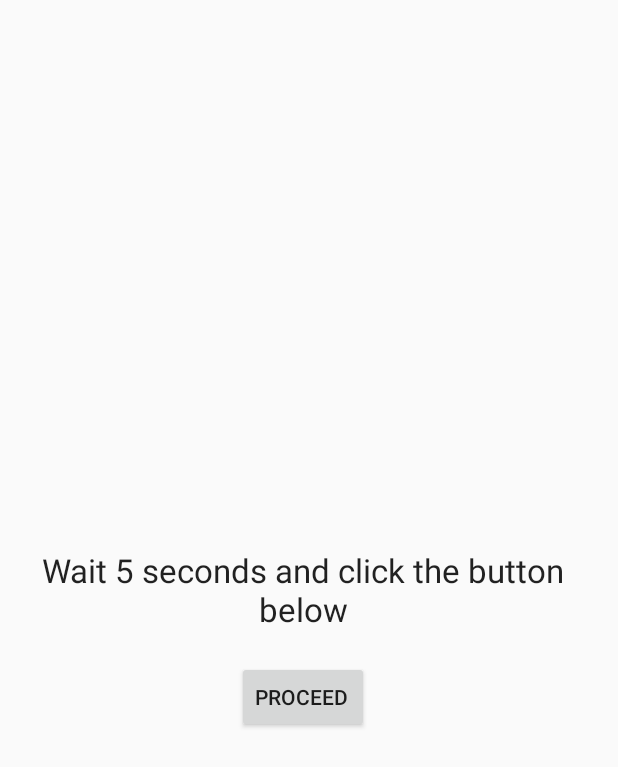
After one commit to fahadkh/GambleFitness, an Android app: the layout activity_reveal_interim.xml on its own in the app's theme, with its tools: preview values and no code run, on a phone screen of 412 x 824 dp. The commit adds this screen. Shown: the top 767 px of the screen. Run offline under Robolectric (Android 15) with nearby library versions, the phone set to English and light mode, and no system bars.

Commit message:
Bunch of Navigation Fixes
using buttons now

```diff
--- a/mobile/build.gradle
+++ b/mobile/build.gradle
@@ -33,6 +33,6 @@ dependencies {
     compile 'com.android.support:design:25.2.0'
     compile 'com.google.firebase:firebase-appindexing:10.2.0'
     compile 'com.android.support:multidex:1.0.1'
-    compile 'com.android.support.constraint:constraint-layout:+'
+    compile 'com.android.support.constraint:constraint-layout:1.0.1'
     testCompile 'junit:junit:4.12'
 }
--- a/mobile/src/main/AndroidManifest.xml
+++ b/mobile/src/main/AndroidManifest.xml
@@ -54,6 +54,7 @@
         <activity android:name=".ControlUser" />
         <activity android:name=".MainActivityControl" />
         <activity android:name=".RevealControl" />
+        <activity android:name=".RevealInterim"></activity>
     </application>
 
 </manifest>
--- /dev/null
+++ b/mobile/src/main/res/layout/activity_reveal_interim.xml
@@ -0,0 +1,29 @@
+<?xml version="1.0" encoding="utf-8"?>
+<LinearLayout
+    xmlns:android="http://schemas.android.com/apk/res/android"
+    xmlns:tools="http://schemas.android.com/tools"
+    android:layout_width="match_parent"
+    android:layout_height="match_parent"
+    android:layout_marginRight="8dp"
+    android:gravity="center"
+    android:orientation="vertical">
+
+    <TextView
+        android:id="@+id/txtProgress"
+        android:layout_width="wrap_content"
+        android:layout_height="wrap_content"
+        android:layout_centerInParent="true"
+        android:paddingTop="30dp"
+        android:gravity="center"
+        android:textAppearance="?android:attr/textAppearanceLarge"
+        android:text = "Wait 5 seconds and click the button below" />
+
+    <Button
+        android:layout_marginTop="20dp"
+        android:layout_width="wrap_content"
+        android:layout_height="wrap_content"
+        android:gravity="center_vertical"
+        android:text="Proceed"
+        android:onClick="gotoRevealControl" />
+
+</LinearLayout>
```
Also changed, not shown: mobile/src/main/java/io/github/fahadkh/gamblefitness/ControlUser.java (+7 -16 lines), mobile/src/main/java/io/github/fahadkh/gamblefitness/DailyGoal.java (+5 -15 lines), mobile/src/main/java/io/github/fahadkh/gamblefitness/GamePage.java (+15 -5 lines), mobile/src/main/java/io/github/fahadkh/gamblefitness/RevealControl.java (+2 -23 lines), mobile/src/main/java/io/github/fahadkh/gamblefitness/RevealInterim.java (added, +159 -0 lines), mobile/src/main/java/io/github/fahadkh/gamblefitness/SplashScreen.java (+12 -26 lines), mobile/src/main/res/layout/activity_control_user.xml (+8 -0 lines), mobile/src/main/res/layout/activity_daily_goal.xml (+8 -0 lines), 12 other files.
